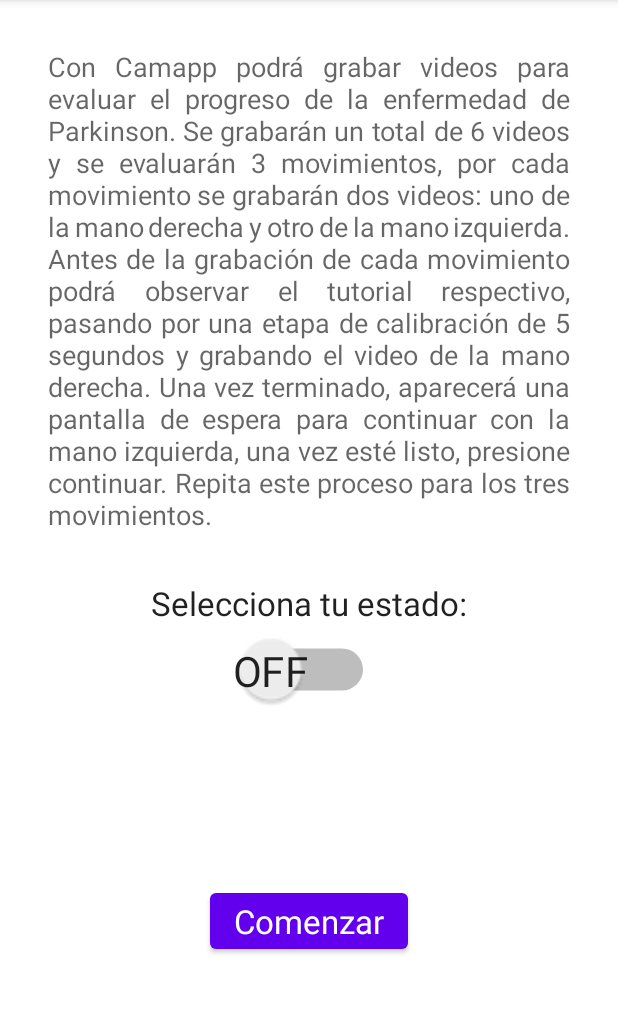
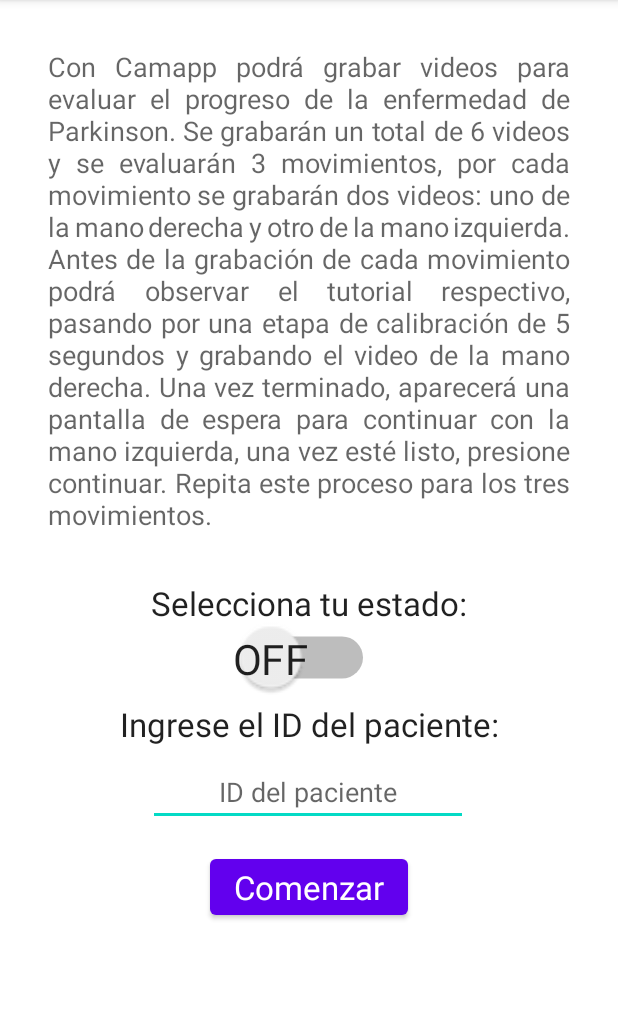
Before and after one commit to CamilaR20/Camera_android_app, an Android app: the InstructionsActivity screen opened directly, with no data from a screen before it, on a phone screen of 412 x 824 dp, the part 84-1098 px from its top. Run offline under Robolectric (Android 15) with nearby library versions, the phone set to English and light mode, and no system bars.

Commit message:
Added id text input.

```diff
--- a/app/src/main/java/com/example/campp/InstructionsActivity.java
+++ b/app/src/main/java/com/example/campp/InstructionsActivity.java
@@ -6,8 +6,11 @@ import android.content.Context;
 import android.content.ContextWrapper;
 import android.content.Intent;
 import android.os.Bundle;
+import android.text.TextUtils;
 import android.view.View;
+import android.widget.EditText;
 import android.widget.Switch;
+import android.widget.Toast;
 
 import java.io.File;
 import java.text.SimpleDateFormat;
@@ -22,15 +25,21 @@ public class InstructionsActivity extends AppCompatActivity {
     }
 
     public void goToTutorial(View view){
+        EditText idInput = findViewById(R.id.patientNumber);
+        String patientId = idInput.getText().toString();
+        if (patientId.length() < 4) {
+            Toast.makeText(this, "Ingrese un id válido.", Toast.LENGTH_SHORT).show();
+            return;
+        }
         Switch statusSwitch = findViewById(R.id.switchONOFF);
         String status;
         if (statusSwitch.isChecked()) {
             status = "ON";
         } else {
-            status = "OFF";
+            status = "OF";
         }
         String timeStamp = new SimpleDateFormat("ddMMyyyy_HHmm").format(new Date());
-        String dirName = timeStamp + "_" + status;
+        String dirName = patientId + "_" + timeStamp + "_" + status;
         // Directory where image and video are going to be saved
         ContextWrapper cw = new ContextWrapper(getApplicationContext());
         File directory = cw.getDir(dirName, Context.MODE_PRIVATE);
--- a/app/src/main/res/layout/activity_instructions.xml
+++ b/app/src/main/res/layout/activity_instructions.xml
@@ -24,19 +24,19 @@
         android:id="@+id/button2"
         android:layout_width="wrap_content"
         android:layout_height="wrap_content"
+        android:layout_marginTop="16dp"
         android:onClick="goToTutorial"
         android:text="Comenzar"
         android:textAppearance="@style/TextAppearance.AppCompat.Large"
-        app:layout_constraintBottom_toBottomOf="parent"
         app:layout_constraintEnd_toEndOf="parent"
         app:layout_constraintStart_toStartOf="parent"
-        app:layout_constraintTop_toBottomOf="@+id/switchONOFF" />
+        app:layout_constraintTop_toBottomOf="@+id/patientNumber" />
 
     <Switch
         android:id="@+id/switchONOFF"
         android:layout_width="wrap_content"
         android:layout_height="wrap_content"
-        android:layout_marginTop="16dp"
+        android:layout_marginTop="8dp"
         android:scaleX="2"
         android:scaleY="2"
         android:showText="true"
@@ -57,4 +57,32 @@
         app:layout_constraintStart_toStartOf="parent"
         app:layout_constraintTop_toBottomOf="@+id/textView3" />
 
+    <TextView
+        android:id="@+id/textView5"
+        android:layout_width="wrap_content"
+        android:layout_height="wrap_content"
+        android:layout_marginTop="16dp"
+        android:text="Ingrese el ID del paciente:"
+        android:textAppearance="@style/TextAppearance.AppCompat.Large"
+        app:layout_constraintEnd_toEndOf="parent"
+        app:layout_constraintStart_toStartOf="parent"
+        app:layout_constraintTop_toBottomOf="@+id/switchONOFF" />
+
+    <EditText
+        android:id="@+id/patientNumber"
+        android:layout_width="wrap_content"
+        android:layout_height="wrap_content"
+        android:layout_marginStart="90dp"
+        android:layout_marginTop="8dp"
+        android:layout_marginEnd="92dp"
+        android:ems="10"
+        android:gravity="center"
+        android:hint="ID del paciente"
+        android:inputType="number"
+        android:maxLength="4"
+        android:singleLine="true"
+        app:layout_constraintEnd_toEndOf="parent"
+        app:layout_constraintStart_toStartOf="parent"
+        app:layout_constraintTop_toBottomOf="@+id/textView5" />
+
 </androidx.constraintlayout.widget.ConstraintLayout>
```
